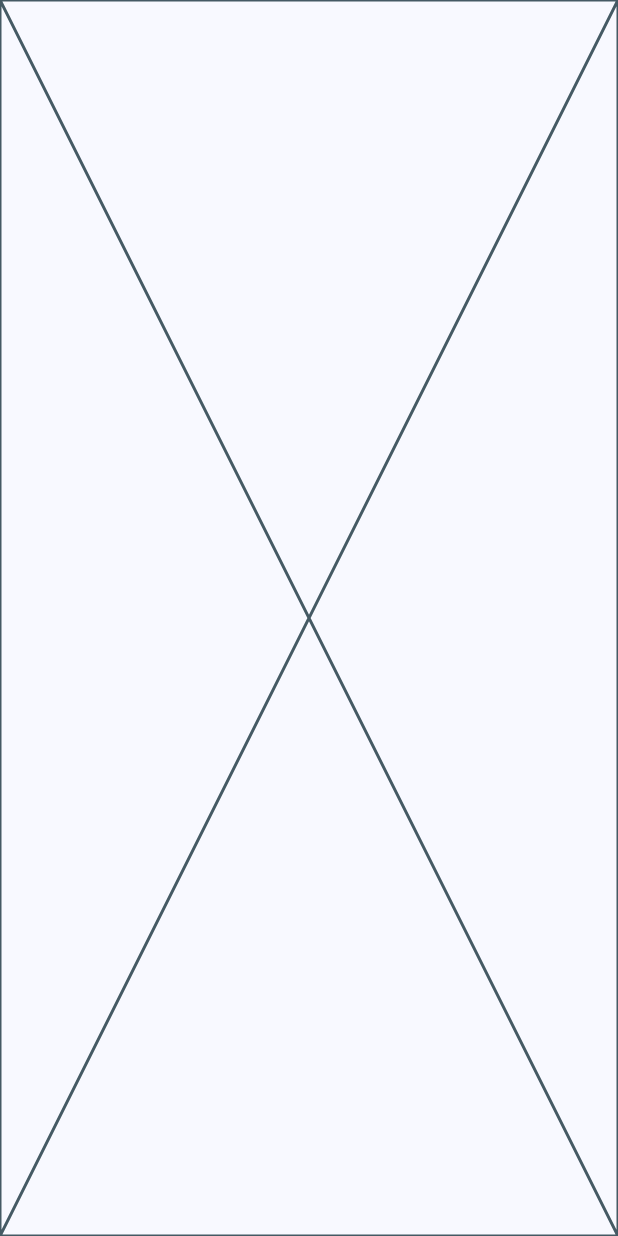
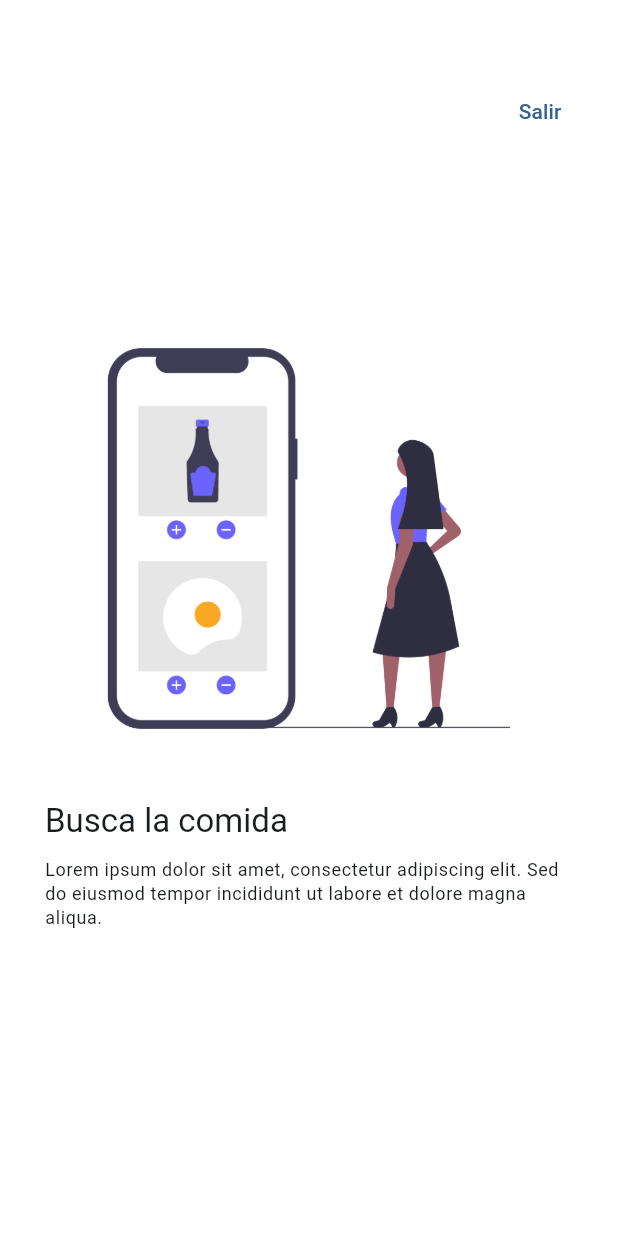
Before and after one commit to Kanicbay/Flutter-Learning, a Flutter app: the AppTutorialScreen screen opened by its route, on a phone screen of 412 x 824 dp. Run offline on Flutter 3.47's test engine with Material 3 defaults, Android fonts, the phone set to English and light mode, and no system bars; our stand-ins replace animate_do, dio, go_router, video_player.

Commit message:
feat(widgets_app): complete tutorial screen stack
Brian Coyago

```diff
--- a/Flutter/widgets_app/lib/presentation/screens/app_tutorial/app_tutorial_screen.dart
+++ b/Flutter/widgets_app/lib/presentation/screens/app_tutorial/app_tutorial_screen.dart
@@ -1,4 +1,5 @@
 import 'package:flutter/material.dart';
+import 'package:go_router/go_router.dart';
 
 class SlideInfo {
   final String title;
@@ -34,7 +35,10 @@ class AppTutorialScreen extends StatelessWidget {
   @override
   Widget build(BuildContext context) {
     return Scaffold(
-      body: PageView(
+      backgroundColor: Colors.white,
+      body: Stack(
+        children: [
+          PageView(
             physics: BouncingScrollPhysics(),
             children: slides
                 .map(
@@ -45,6 +49,18 @@ class AppTutorialScreen extends StatelessWidget {
                   ),
                 )
                 .toList(),
+          ),
+          Positioned(
+            right: 20,
+            top: 50,
+            child: TextButton(
+              child: const Text('Salir'),
+              onPressed: () {
+                context.pop();
+              },
+            ),
+          ),
+        ],
       ),
     );
   }
@@ -63,6 +79,26 @@ class _Slide extends StatelessWidget {
 
   @override
   Widget build(BuildContext context) {
-    return const Placeholder();
+    // final titleStyle = Theme.of(context).textTheme.titleLarge;
+    // final captionStyle = Theme.of(context).textTheme.bodySmall;
+
+    final TextTheme(:titleLarge, :bodySmall) = Theme.of(context).textTheme;
+
+    return Padding(
+      padding: const EdgeInsetsGeometry.symmetric(horizontal: 30),
+      child: Center(
+        child: Column(
+          mainAxisAlignment: MainAxisAlignment.center,
+          crossAxisAlignment: CrossAxisAlignment.start,
+          children: [
+            Image(image: AssetImage(imageUrl)),
+            const SizedBox(height: 20),
+            Text(title, style: titleLarge),
+            const SizedBox(height: 10),
+            Text(caption, style: bodySmall),
+          ],
+        ),
+      ),
+    );
   }
 }
--- a/Flutter/widgets_app/pubspec.yaml
+++ b/Flutter/widgets_app/pubspec.yaml
@@ -19,5 +19,5 @@ dev_dependencies:
 flutter:
   uses-material-design: true
 
-assets:
-  - assets/images/
+  assets:
+    - assets/images/
```
Lines whose indentation alone changed are shown as unchanged.
